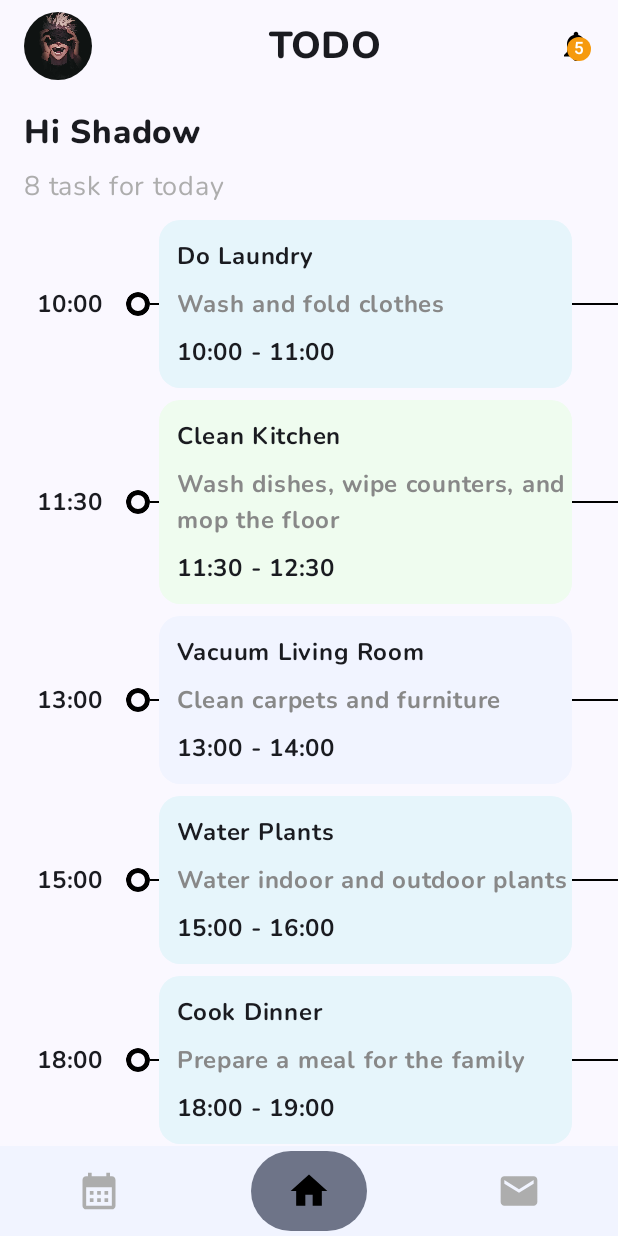
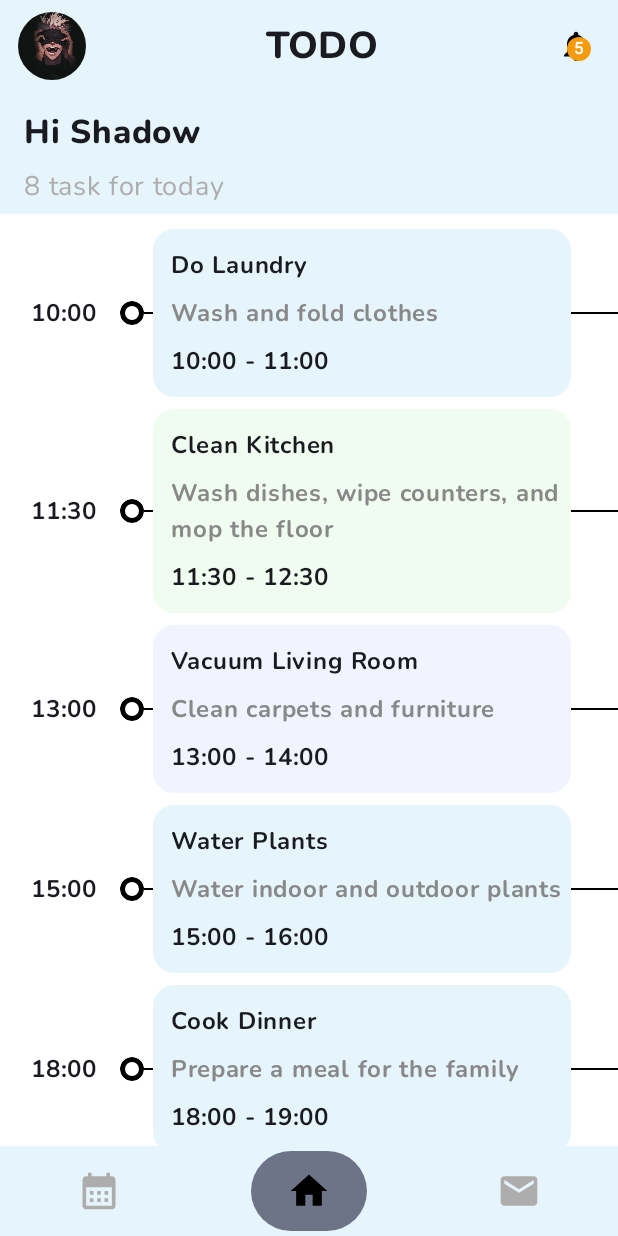
Before and after one commit to yhrjfj/TODO_UI_Compose, an Android app built with Jetpack Compose: the screen it shows after launch (MainActivity), on a phone screen of 412 x 824 dp. Run offline under Robolectric (Android 15) with nearby library versions, the phone set to English and light mode, and no system bars.

Commit message:
Some small change in UI

```diff
--- a/app/src/main/java/com/yhr/jfj/todo_ui_compose/MainActivity.kt
+++ b/app/src/main/java/com/yhr/jfj/todo_ui_compose/MainActivity.kt
@@ -10,9 +10,11 @@ import androidx.compose.foundation.layout.Column
 import androidx.compose.foundation.layout.PaddingValues
 import androidx.compose.foundation.layout.Spacer
 import androidx.compose.foundation.layout.fillMaxSize
+import androidx.compose.foundation.layout.fillMaxWidth
 import androidx.compose.foundation.layout.height
 import androidx.compose.foundation.layout.padding
 import androidx.compose.foundation.layout.size
+import androidx.compose.foundation.layout.width
 import androidx.compose.foundation.lazy.LazyColumn
 import androidx.compose.foundation.lazy.items
 import androidx.compose.foundation.shape.CircleShape
@@ -35,6 +37,7 @@ import androidx.compose.runtime.setValue
 import androidx.compose.ui.Alignment
 import androidx.compose.ui.Modifier
 import androidx.compose.ui.draw.clip
+import androidx.compose.ui.draw.shadow
 import androidx.compose.ui.graphics.Color
 import androidx.compose.ui.graphics.vector.ImageVector
 import androidx.compose.ui.unit.dp
@@ -42,6 +45,7 @@ import com.yhr.jfj.todo_ui_compose.taskmanager.data.components.ProfileHeaderComp
 import com.yhr.jfj.todo_ui_compose.taskmanager.data.components.TaskComponent
 import com.yhr.jfj.todo_ui_compose.taskmanager.data.components.WelcomeMessageComponent
 import com.yhr.jfj.todo_ui_compose.taskmanager.data.taskList
+import com.yhr.jfj.todo_ui_compose.ui.theme.LightBlue
 import com.yhr.jfj.todo_ui_compose.ui.theme.LightGray
 import com.yhr.jfj.todo_ui_compose.ui.theme.LightPurple
 import com.yhr.jfj.todo_ui_compose.ui.theme.TODO_UI_ComposeTheme
@@ -69,7 +73,7 @@ class MainActivity : ComponentActivity() {
                             modifier = Modifier
                                 .height(60.dp),
 //                                .background(Color.White),
-                            containerColor = LightPurple,
+                            containerColor = LightBlue,
                             contentColor = Color.White
                         ) {
                             screens.forEachIndexed { index, _ ->
@@ -111,11 +115,13 @@ class MainActivity : ComponentActivity() {
                     Column(
                         modifier = Modifier
                             .fillMaxSize()
+                            .background(LightBlue)
                             .padding(
-                                start = 16.dp,
                                 top = 8.dp,
                                 bottom = 16.dp
                             )
+
+
                     ) {
                         ProfileHeaderComponent()
 
@@ -123,8 +129,14 @@ class MainActivity : ComponentActivity() {
 
                         WelcomeMessageComponent()
 
+                        Spacer(modifier = Modifier.height(6.dp))
+
+                        Column(
+                            modifier = Modifier
+                                .fillMaxWidth()
+                                .background(Color.White)
+                        ) {
                             Spacer(modifier = Modifier.height(10.dp))
-
                             LazyColumn(
                                 contentPadding = PaddingValues(
                                     start = 8.dp
@@ -141,3 +153,4 @@ class MainActivity : ComponentActivity() {
             }
         }
     }
+}
--- a/app/src/main/java/com/yhr/jfj/todo_ui_compose/taskmanager/data/components/ProfileHeaderComponent.kt
+++ b/app/src/main/java/com/yhr/jfj/todo_ui_compose/taskmanager/data/components/ProfileHeaderComponent.kt
@@ -33,7 +33,10 @@ import com.yhr.jfj.todo_ui_compose.ui.theme.Orange
 fun ProfileHeaderComponent() {
     Row(
         modifier = Modifier
-            .fillMaxWidth(),
+            .fillMaxWidth()
+            .padding(
+                start = 12.dp
+            ),
         verticalAlignment = Alignment.CenterVertically,
         horizontalArrangement = Arrangement.SpaceBetween
     ) {
--- a/app/src/main/java/com/yhr/jfj/todo_ui_compose/taskmanager/data/components/TaskComponent.kt
+++ b/app/src/main/java/com/yhr/jfj/todo_ui_compose/taskmanager/data/components/TaskComponent.kt
@@ -37,7 +37,11 @@ fun TaskComponent(task: Task) {
     val taskColor = listOf(LightPurple, LightBlue, LightGreen).random()
 
     Row(
-        modifier = Modifier.fillMaxWidth(),
+        modifier = Modifier
+            .fillMaxWidth()
+            .padding(
+                start = 12.dp
+            ),
         verticalAlignment = Alignment.CenterVertically,
         horizontalArrangement = Arrangement.spacedBy(16.dp)
     ) {
@@ -54,17 +58,14 @@ fun TaskComponent(task: Task) {
                     .size(16.dp)
                     .clip(shape = CircleShape)
                     .border(
-                        border = BorderStroke(3.dp, Color.Black),
-                        shape = CircleShape
+                        border = BorderStroke(3.dp, Color.Black), shape = CircleShape
                     )
             )
             Divider(
-                modifier = Modifier.width(6.dp),
-                color = Color.Black
+                modifier = Modifier.width(6.dp), color = Color.Black
             )
             Row(
-                modifier = Modifier.fillMaxWidth(),
-                verticalAlignment = Alignment.CenterVertically
+                modifier = Modifier.fillMaxWidth(), verticalAlignment = Alignment.CenterVertically
             ) {
                 Column(
                     modifier = Modifier
@@ -78,8 +79,7 @@ fun TaskComponent(task: Task) {
                         text = task.title,
                         fontFamily = FontFamily(Font(R.font.nunito_bold)),
                         modifier = Modifier.padding(
-                            start = 12.dp,
-                            top = 12.dp
+                            start = 12.dp, top = 12.dp
                         )
                     )
                     if (task.body != null) {
@@ -96,16 +96,14 @@ fun TaskComponent(task: Task) {
                         text = "${task.startTime} - ${task.endTime}",
                         fontFamily = FontFamily(Font(R.font.nunito_bold)),
                         modifier = Modifier.padding(
-                            start = 12.dp,
-                            bottom = 12.dp
+                            start = 12.dp, bottom = 12.dp
                         )
                     )
                 }
                 Divider(
                     modifier = Modifier
                         .width(6.dp)
-                        .weight(0.1f),
-                    color = Color.Black
+                        .weight(0.1f), color = Color.Black
                 )
             }
         }
--- a/app/src/main/java/com/yhr/jfj/todo_ui_compose/taskmanager/data/components/WelcomeMessageComponent.kt
+++ b/app/src/main/java/com/yhr/jfj/todo_ui_compose/taskmanager/data/components/WelcomeMessageComponent.kt
@@ -2,8 +2,11 @@ package com.yhr.jfj.todo_ui_compose.taskmanager.data.components
 
 import androidx.compose.foundation.layout.Arrangement
 import androidx.compose.foundation.layout.Column
+import androidx.compose.foundation.layout.fillMaxWidth
+import androidx.compose.foundation.layout.padding
 import androidx.compose.material3.Text
 import androidx.compose.runtime.Composable
+import androidx.compose.ui.Modifier
 import androidx.compose.ui.text.font.Font
 import androidx.compose.ui.text.font.FontFamily
 import androidx.compose.ui.tooling.preview.Preview
@@ -15,6 +18,11 @@ import com.yhr.jfj.todo_ui_compose.ui.theme.LightGray
 @Composable
 fun WelcomeMessageComponent() {
     Column(
+        modifier = Modifier
+            .fillMaxWidth()
+            .padding(
+                start = 16.dp
+            ),
         verticalArrangement = Arrangement.spacedBy(8.dp)
     ) {
         Text(
```
Lines whose indentation alone changed are shown as unchanged.
